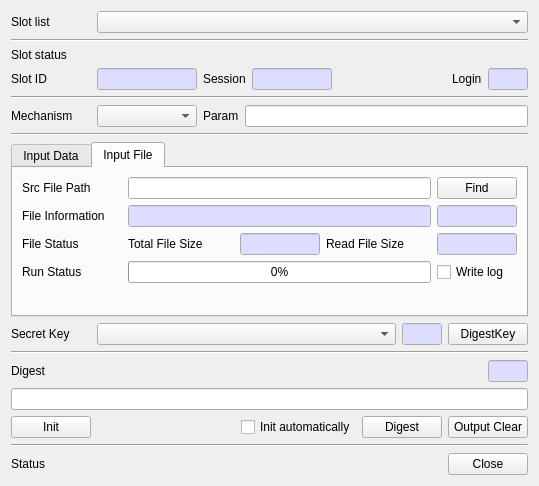
Old version of the form CryptokiMan/digest_dlg.ui in the repository jykim74/CryptokiMan.
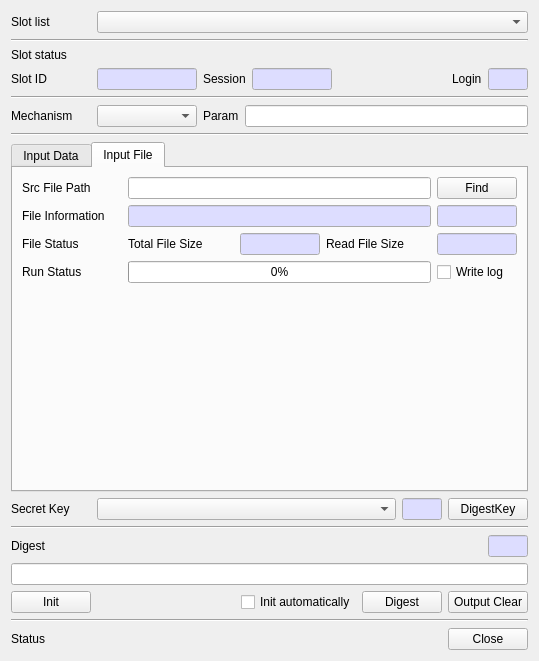
New version of the form.

```diff
--- a/CryptokiMan/digest_dlg.ui
+++ b/CryptokiMan/digest_dlg.ui
@@ -7,7 +7,7 @@
     <x>0</x>
     <y>0</y>
     <width>539</width>
-    <height>486</height>
+    <height>661</height>
    </rect>
   </property>
   <property name="windowTitle">
```
Left out of the diff: 2 changed lines with no effect on the pictures.
